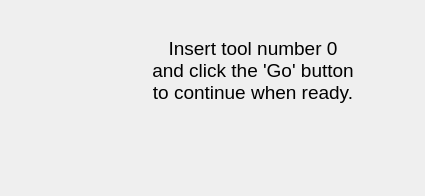
This is dlgToolChange.ui in fra589/cn5X as Qt 5 draws it before an edit. The edited form follows.
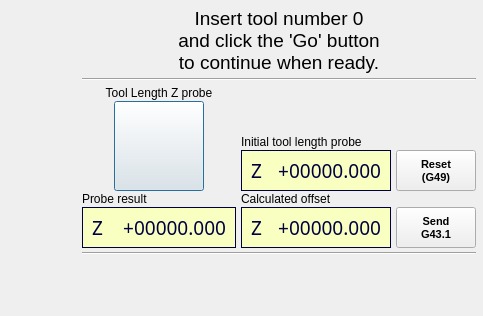
This is the edited form. Icons and pictures are not drawn. Custom widgets are drawn as their Qt base class.

Commit message: première version avec boite de dialogue toolChange alpha

The edit to the form file:
```diff
--- a/dlgToolChange.ui
+++ b/dlgToolChange.ui
@@ -29,8 +29,8 @@
    <rect>
     <x>0</x>
     <y>0</y>
-    <width>425</width>
-    <height>196</height>
+    <width>483</width>
+    <height>316</height>
    </rect>
   </property>
   <property name="sizePolicy">
@@ -49,12 +49,40 @@
   <property name="modal">
    <bool>true</bool>
   </property>
-  <layout class="QHBoxLayout" name="horizontalLayout_2">
+  <layout class="QHBoxLayout" name="horizontalLayout_3">
+   <property name="spacing">
+    <number>0</number>
+   </property>
+   <property name="leftMargin">
+    <number>7</number>
+   </property>
+   <property name="topMargin">
+    <number>7</number>
+   </property>
+   <property name="rightMargin">
+    <number>7</number>
+   </property>
+   <property name="bottomMargin">
+    <number>7</number>
+   </property>
    <item>
-    <layout class="QVBoxLayout" name="verticalLayout_2">
+    <widget class="QWidget" name="widget" native="true">
+     <layout class="QVBoxLayout" name="verticalLayout_2" stretch="1,0,3">
      <property name="spacing">
       <number>0</number>
      </property>
+      <property name="leftMargin">
+       <number>0</number>
+      </property>
+      <property name="topMargin">
+       <number>0</number>
+      </property>
+      <property name="rightMargin">
+       <number>0</number>
+      </property>
+      <property name="bottomMargin">
+       <number>0</number>
+      </property>
      <item>
       <spacer name="verticalSpacer_2">
        <property name="orientation">
@@ -62,8 +90,8 @@
        </property>
        <property name="sizeHint" stdset="0">
         <size>
-         <width>20</width>
-         <height>13</height>
+          <width>0</width>
+          <height>0</height>
         </size>
        </property>
       </spacer>
@@ -100,16 +128,33 @@
        </property>
        <property name="sizeHint" stdset="0">
         <size>
-         <width>20</width>
-         <height>13</height>
+          <width>0</width>
+          <height>0</height>
         </size>
        </property>
       </spacer>
      </item>
     </layout>
+    </widget>
    </item>
    <item>
+    <widget class="QWidget" name="widget" native="true">
     <layout class="QVBoxLayout" name="verticalLayout">
+      <property name="spacing">
+       <number>4</number>
+      </property>
+      <property name="leftMargin">
+       <number>0</number>
+      </property>
+      <property name="topMargin">
+       <number>0</number>
+      </property>
+      <property name="rightMargin">
+       <number>0</number>
+      </property>
+      <property name="bottomMargin">
+       <number>0</number>
+      </property>
      <item>
       <widget class="QLabel" name="lblMessage">
        <property name="sizePolicy">
@@ -134,18 +179,585 @@
       </widget>
      </item>
      <item>
+       <widget class="Line" name="line">
+        <property name="orientation">
+         <enum>Qt::Horizontal</enum>
+        </property>
+       </widget>
+      </item>
+      <item>
+       <widget class="QWidget" name="qwProbe" native="true">
+        <layout class="QHBoxLayout" name="horizontalLayout_2">
+         <property name="spacing">
+          <number>5</number>
+         </property>
+         <property name="leftMargin">
+          <number>0</number>
+         </property>
+         <property name="topMargin">
+          <number>0</number>
+         </property>
+         <property name="rightMargin">
+          <number>0</number>
+         </property>
+         <property name="bottomMargin">
+          <number>0</number>
+         </property>
+         <item>
+          <widget class="QWidget" name="widget" native="true">
+           <property name="minimumSize">
+            <size>
+             <width>150</width>
+             <height>0</height>
+            </size>
+           </property>
+           <layout class="QGridLayout" name="gridLayout">
+            <property name="leftMargin">
+             <number>0</number>
+            </property>
+            <property name="topMargin">
+             <number>0</number>
+            </property>
+            <property name="rightMargin">
+             <number>0</number>
+            </property>
+            <property name="bottomMargin">
+             <number>0</number>
+            </property>
+            <property name="horizontalSpacing">
+             <number>0</number>
+            </property>
+            <property name="verticalSpacing">
+             <number>1</number>
+            </property>
+            <item row="0" column="0" colspan="3">
+             <widget class="QLabel" name="label_27">
+              <property name="toolTip">
+               <string>Last Z probe measurement</string>
+              </property>
+              <property name="text">
+               <string>Tool Length Z probe</string>
+              </property>
+              <property name="alignment">
+               <set>Qt::AlignCenter</set>
+              </property>
+             </widget>
+            </item>
+            <item row="1" column="0">
+             <spacer name="horizontalSpacer_2">
+              <property name="orientation">
+               <enum>Qt::Horizontal</enum>
+              </property>
+              <property name="sizeHint" stdset="0">
+               <size>
+                <width>28</width>
+                <height>20</height>
+               </size>
+              </property>
+             </spacer>
+            </item>
+            <item row="1" column="1">
+             <widget class="cnQPushButton" name="btnProbeZ">
+              <property name="sizePolicy">
+               <sizepolicy hsizetype="Fixed" vsizetype="Fixed">
+                <horstretch>0</horstretch>
+                <verstretch>0</verstretch>
+               </sizepolicy>
+              </property>
+              <property name="minimumSize">
+               <size>
+                <width>90</width>
+                <height>90</height>
+               </size>
+              </property>
+              <property name="maximumSize">
+               <size>
+                <width>90</width>
+                <height>90</height>
+               </size>
+              </property>
+              <property name="cursor">
+               <cursorShape>PointingHandCursor</cursorShape>
+              </property>
+              <property name="toolTip">
+               <string>Run probe in Z- direction.</string>
+              </property>
+              <property name="icon">
+               <iconset resource="cn5X.qrc">
+                <normaloff>:/cn5X/images/btnProbeZ-.svg</normaloff>:/cn5X/images/btnProbeZ-.svg</iconset>
+              </property>
+              <property name="iconSize">
+               <size>
+                <width>90</width>
+                <height>90</height>
+               </size>
+              </property>
+             </widget>
+            </item>
+            <item row="1" column="2">
+             <spacer name="horizontalSpacer_3">
+              <property name="orientation">
+               <enum>Qt::Horizontal</enum>
+              </property>
+              <property name="sizeHint" stdset="0">
+               <size>
+                <width>28</width>
+                <height>20</height>
+               </size>
+              </property>
+             </spacer>
+            </item>
+            <item row="2" column="0" colspan="2">
+             <widget class="QLabel" name="label_26">
+              <property name="toolTip">
+               <string>Last Z probe measurement</string>
+              </property>
+              <property name="text">
+               <string>Probe result</string>
+              </property>
+             </widget>
+            </item>
+            <item row="3" column="0" colspan="3">
+             <widget class="QFrame" name="qfProbeZResult">
+              <property name="sizePolicy">
+               <sizepolicy hsizetype="Expanding" vsizetype="Fixed">
+                <horstretch>0</horstretch>
+                <verstretch>0</verstretch>
+               </sizepolicy>
+              </property>
+              <property name="minimumSize">
+               <size>
+                <width>150</width>
+                <height>0</height>
+               </size>
+              </property>
+              <property name="toolTip">
+               <string>Last Z probe measurement</string>
+              </property>
+              <property name="styleSheet">
+               <string notr="true">background-color: rgb(248, 255, 192);
+color: rgb(0, 0, 63);</string>
+              </property>
+              <property name="frameShape">
+               <enum>QFrame::Box</enum>
+              </property>
+              <layout class="QHBoxLayout" name="horizontalLayout_26">
+               <property name="spacing">
+                <number>6</number>
+               </property>
+               <property name="leftMargin">
+                <number>9</number>
+               </property>
+               <property name="topMargin">
+                <number>6</number>
+               </property>
+               <property name="rightMargin">
+                <number>9</number>
+               </property>
+               <property name="bottomMargin">
+                <number>6</number>
+               </property>
+               <item>
+                <widget class="QLabel" name="lblLblPosZ_2">
+                 <property name="sizePolicy">
+                  <sizepolicy hsizetype="Expanding" vsizetype="Fixed">
+                   <horstretch>1</horstretch>
+                   <verstretch>0</verstretch>
+                  </sizepolicy>
+                 </property>
+                 <property name="font">
+                  <font>
+                   <family>LED Calculator</family>
+                   <pointsize>14</pointsize>
+                  </font>
+                 </property>
+                 <property name="contextMenuPolicy">
+                  <enum>Qt::CustomContextMenu</enum>
+                 </property>
+                 <property name="toolTip">
+                  <string>Last Z probe measurement</string>
+                 </property>
+                 <property name="text">
+                  <string notr="true">Z</string>
+                 </property>
+                </widget>
+               </item>
+               <item>
+                <widget class="QLabel" name="lblLastProbZ">
+                 <property name="sizePolicy">
+                  <sizepolicy hsizetype="MinimumExpanding" vsizetype="Fixed">
+                   <horstretch>3</horstretch>
+                   <verstretch>0</verstretch>
+                  </sizepolicy>
+                 </property>
+                 <property name="font">
+                  <font>
+                   <family>LED Calculator</family>
+                   <pointsize>14</pointsize>
+                  </font>
+                 </property>
+                 <property name="contextMenuPolicy">
+                  <enum>Qt::CustomContextMenu</enum>
+                 </property>
+                 <property name="toolTip">
+                  <string>Last Z probe measurement</string>
+                 </property>
+                 <property name="text">
+                  <string notr="true">+00000.000</string>
+                 </property>
+                 <property name="alignment">
+                  <set>Qt::AlignRight|Qt::AlignTrailing|Qt::AlignVCenter</set>
+                 </property>
+                </widget>
+               </item>
+              </layout>
+             </widget>
+            </item>
+           </layout>
+          </widget>
+         </item>
+         <item>
+          <widget class="QWidget" name="widget" native="true">
+           <layout class="QGridLayout" name="gridLayout_2">
+            <property name="leftMargin">
+             <number>0</number>
+            </property>
+            <property name="topMargin">
+             <number>0</number>
+            </property>
+            <property name="rightMargin">
+             <number>0</number>
+            </property>
+            <property name="bottomMargin">
+             <number>0</number>
+            </property>
+            <property name="horizontalSpacing">
+             <number>5</number>
+            </property>
+            <property name="verticalSpacing">
+             <number>1</number>
+            </property>
+            <item row="0" column="1">
+             <spacer name="verticalSpacer_3">
+              <property name="orientation">
+               <enum>Qt::Vertical</enum>
+              </property>
+              <property name="sizeHint" stdset="0">
+               <size>
+                <width>20</width>
+                <height>50</height>
+               </size>
+              </property>
+             </spacer>
+            </item>
+            <item row="1" column="0" colspan="2">
+             <widget class="QLabel" name="label_36">
+              <property name="toolTip">
+               <string>Initial Z coordinate of tool tip probe</string>
+              </property>
+              <property name="text">
+               <string>Initial tool length probe</string>
+              </property>
+             </widget>
+            </item>
+            <item row="2" column="0" colspan="2">
+             <widget class="QFrame" name="qfProbeZResult_10">
+              <property name="sizePolicy">
+               <sizepolicy hsizetype="Expanding" vsizetype="Fixed">
+                <horstretch>0</horstretch>
+                <verstretch>0</verstretch>
+               </sizepolicy>
+              </property>
+              <property name="minimumSize">
+               <size>
+                <width>150</width>
+                <height>0</height>
+               </size>
+              </property>
+              <property name="toolTip">
+               <string>Initial Z coordinate of tool tip probe</string>
+              </property>
+              <property name="styleSheet">
+               <string notr="true">background-color: rgb(248, 255, 192);
+color: rgb(0, 0, 63);</string>
+              </property>
+              <property name="frameShape">
+               <enum>QFrame::Box</enum>
+              </property>
+              <layout class="QHBoxLayout" name="horizontalLayout_29">
+               <property name="spacing">
+                <number>6</number>
+               </property>
+               <property name="leftMargin">
+                <number>9</number>
+               </property>
+               <property name="topMargin">
+                <number>6</number>
+               </property>
+               <property name="rightMargin">
+                <number>9</number>
+               </property>
+               <property name="bottomMargin">
+                <number>6</number>
+               </property>
+               <item>
+                <widget class="QLabel" name="lblLblPosZ_11">
+                 <property name="sizePolicy">
+                  <sizepolicy hsizetype="Expanding" vsizetype="Fixed">
+                   <horstretch>1</horstretch>
+                   <verstretch>0</verstretch>
+                  </sizepolicy>
+                 </property>
+                 <property name="font">
+                  <font>
+                   <family>LED Calculator</family>
+                   <pointsize>14</pointsize>
+                  </font>
+                 </property>
+                 <property name="contextMenuPolicy">
+                  <enum>Qt::CustomContextMenu</enum>
+                 </property>
+                 <property name="toolTip">
+                  <string>Initial Z coordinate of tool tip probe</string>
+                 </property>
+                 <property name="text">
+                  <string notr="true">Z</string>
+                 </property>
+                </widget>
+               </item>
+               <item>
+                <widget class="QLabel" name="lblInitToolLength">
+                 <property name="sizePolicy">
+                  <sizepolicy hsizetype="MinimumExpanding" vsizetype="Fixed">
+                   <horstretch>3</horstretch>
+                   <verstretch>0</verstretch>
+                  </sizepolicy>
+                 </property>
+                 <property name="font">
+                  <font>
+                   <family>LED Calculator</family>
+                   <pointsize>14</pointsize>
+                  </font>
+                 </property>
+                 <property name="contextMenuPolicy">
+                  <enum>Qt::CustomContextMenu</enum>
+                 </property>
+                 <property name="toolTip">
+                  <string>Initial Z coordinate of tool tip probe</string>
+                 </property>
+                 <property name="text">
+                  <string notr="true">+00000.000</string>
+                 </property>
+                 <property name="alignment">
+                  <set>Qt::AlignRight|Qt::AlignTrailing|Qt::AlignVCenter</set>
+                 </property>
+                </widget>
+               </item>
+              </layout>
+             </widget>
+            </item>
+            <item row="2" column="2">
+             <widget class="QPushButton" name="btnG49">
+              <property name="sizePolicy">
+               <sizepolicy hsizetype="Preferred" vsizetype="Preferred">
+                <horstretch>0</horstretch>
+                <verstretch>0</verstretch>
+               </sizepolicy>
+              </property>
+              <property name="font">
+               <font>
+                <pointsize>8</pointsize>
+                <weight>75</weight>
+                <bold>true</bold>
+               </font>
+              </property>
+              <property name="cursor">
+               <cursorShape>PointingHandCursor</cursorShape>
+              </property>
+              <property name="toolTip">
+               <string>Reset initial result to last Z probe result and cancel tool offset (send G49)</string>
+              </property>
+              <property name="text">
+               <string>Reset
+(G49)</string>
+              </property>
+              <property name="iconSize">
+               <size>
+                <width>0</width>
+                <height>0</height>
+               </size>
+              </property>
+             </widget>
+            </item>
+            <item row="3" column="0">
+             <widget class="QLabel" name="label_37">
+              <property name="toolTip">
+               <string>Tool Z offset to use</string>
+              </property>
+              <property name="text">
+               <string>Calculated offset</string>
+              </property>
+             </widget>
+            </item>
+            <item row="4" column="0" colspan="2">
+             <widget class="QFrame" name="qfProbeZResult_11">
+              <property name="sizePolicy">
+               <sizepolicy hsizetype="Expanding" vsizetype="Fixed">
+                <horstretch>0</horstretch>
+                <verstretch>0</verstretch>
+               </sizepolicy>
+              </property>
+              <property name="minimumSize">
+               <size>
+                <width>150</width>
+                <height>0</height>
+               </size>
+              </property>
+              <property name="toolTip">
+               <string>Tool Z offset to use</string>
+              </property>
+              <property name="styleSheet">
+               <string notr="true">background-color: rgb(248, 255, 192);
+color: rgb(0, 0, 63);</string>
+              </property>
+              <property name="frameShape">
+               <enum>QFrame::Box</enum>
+              </property>
+              <layout class="QHBoxLayout" name="horizontalLayout_30">
+               <property name="spacing">
+                <number>6</number>
+               </property>
+               <property name="leftMargin">
+                <number>9</number>
+               </property>
+               <property name="topMargin">
+                <number>6</number>
+               </property>
+               <property name="rightMargin">
+                <number>9</number>
+               </property>
+               <property name="bottomMargin">
+                <number>6</number>
+               </property>
+               <item>
+                <widget class="QLabel" name="lblLblPosZ_12">
+                 <property name="sizePolicy">
+                  <sizepolicy hsizetype="Expanding" vsizetype="Fixed">
+                   <horstretch>1</horstretch>
+                   <verstretch>0</verstretch>
+                  </sizepolicy>
+                 </property>
+                 <property name="font">
+                  <font>
+                   <family>LED Calculator</family>
+                   <pointsize>14</pointsize>
+                  </font>
+                 </property>
+                 <property name="contextMenuPolicy">
+                  <enum>Qt::CustomContextMenu</enum>
+                 </property>
+                 <property name="toolTip">
+                  <string>Tool Z offset to use</string>
+                 </property>
+                 <property name="text">
+                  <string notr="true">Z</string>
+                 </property>
+                </widget>
+               </item>
+               <item>
+                <widget class="QLabel" name="lblToolOffset">
+                 <property name="sizePolicy">
+                  <sizepolicy hsizetype="MinimumExpanding" vsizetype="Fixed">
+                   <horstretch>3</horstretch>
+                   <verstretch>0</verstretch>
+                  </sizepolicy>
+                 </property>
+                 <property name="font">
+                  <font>
+                   <family>LED Calculator</family>
+                   <pointsize>14</pointsize>
+                  </font>
+                 </property>
+                 <property name="contextMenuPolicy">
+                  <enum>Qt::CustomContextMenu</enum>
+                 </property>
+                 <property name="toolTip">
+                  <string>Tool Z offset to use</string>
+                 </property>
+                 <property name="text">
+                  <string notr="true">+00000.000</string>
+                 </property>
+                 <property name="alignment">
+                  <set>Qt::AlignRight|Qt::AlignTrailing|Qt::AlignVCenter</set>
+                 </property>
+                </widget>
+               </item>
+              </layout>
+             </widget>
+            </item>
+            <item row="4" column="2">
+             <widget class="QPushButton" name="btnG43_1">
+              <property name="sizePolicy">
+               <sizepolicy hsizetype="Preferred" vsizetype="Preferred">
+                <horstretch>0</horstretch>
+                <verstretch>0</verstretch>
+               </sizepolicy>
+              </property>
+              <property name="font">
+               <font>
+                <pointsize>8</pointsize>
+                <weight>75</weight>
+                <bold>true</bold>
+               </font>
+              </property>
+              <property name="cursor">
+               <cursorShape>PointingHandCursor</cursorShape>
+              </property>
+              <property name="toolTip">
+               <string>Set new tool length offset (G43.1) with the last measure</string>
+              </property>
+              <property name="text">
+               <string>Send
+G43.1</string>
+              </property>
+             </widget>
+            </item>
+           </layout>
+          </widget>
+         </item>
+        </layout>
+       </widget>
+      </item>
+      <item>
+       <widget class="Line" name="line_2">
+        <property name="orientation">
+         <enum>Qt::Horizontal</enum>
+        </property>
+       </widget>
+      </item>
+      <item>
+       <widget class="QWidget" name="qwButtons" native="true">
       <layout class="QHBoxLayout" name="horizontalLayout">
+         <property name="leftMargin">
+          <number>0</number>
+         </property>
+         <property name="topMargin">
+          <number>0</number>
+         </property>
+         <property name="rightMargin">
+          <number>0</number>
+         </property>
+         <property name="bottomMargin">
+          <number>0</number>
+         </property>
        <item>
         <spacer name="horizontalSpacer">
          <property name="orientation">
           <enum>Qt::Horizontal</enum>
          </property>
-         <property name="sizeType">
-          <enum>QSizePolicy::MinimumExpanding</enum>
-         </property>
          <property name="sizeHint" stdset="0">
           <size>
-           <width>200</width>
+             <width>266</width>
            <height>20</height>
           </size>
          </property>
@@ -154,7 +766,7 @@
        <item>
         <widget class="cnQPushButton" name="btnGo">
          <property name="sizePolicy">
-          <sizepolicy hsizetype="Minimum" vsizetype="Fixed">
+            <sizepolicy hsizetype="Fixed" vsizetype="Fixed">
            <horstretch>0</horstretch>
            <verstretch>0</verstretch>
           </sizepolicy>
@@ -167,8 +779,8 @@
          </property>
          <property name="maximumSize">
           <size>
-           <width>16777215</width>
-           <height>16777215</height>
+             <width>50</width>
+             <height>50</height>
           </size>
          </property>
          <property name="cursor">
@@ -240,8 +852,10 @@
         </widget>
        </item>
       </layout>
-     </item>
-    </layout>
+       </widget>
+      </item>
+     </layout>
+    </widget>
    </item>
   </layout>
  </widget>
```
Left out of the diff: 1 changed line with no effect on the pictures. Lines whose indentation alone changed are shown as unchanged. The commit also changes 16 other files.
